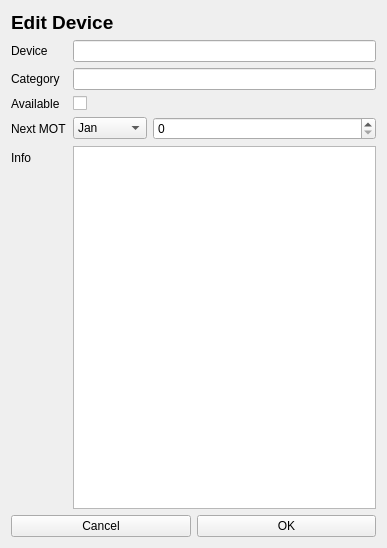
This is ui/inventoryEditor.ui in olk90/pyIM as Qt 5 draws it before an edit. The edited form follows.
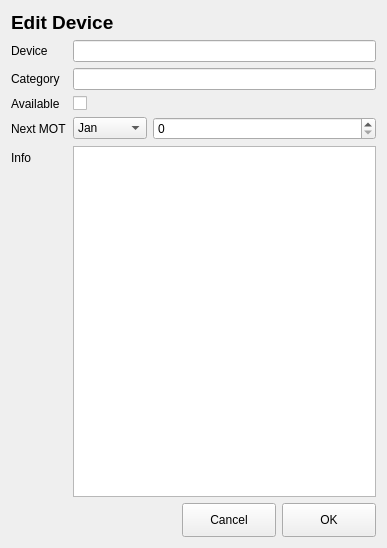
This is the edited form.

Commit message: add/delete button (not yet functional), resized buttons

Patch:
```diff
--- a/ui/inventoryEditor.ui
+++ b/ui/inventoryEditor.ui
@@ -158,8 +158,27 @@
      </item>
      <item>
       <layout class="QHBoxLayout" name="editDeviceButtonLayout">
+       <item>
+        <spacer name="horizontalSpacer">
+         <property name="orientation">
+          <enum>Qt::Horizontal</enum>
+         </property>
+         <property name="sizeHint" stdset="0">
+          <size>
+           <width>40</width>
+           <height>20</height>
+          </size>
+         </property>
+        </spacer>
+       </item>
        <item>
         <widget class="QPushButton" name="cancelDeviceEditButton">
+         <property name="minimumSize">
+          <size>
+           <width>94</width>
+           <height>34</height>
+          </size>
+         </property>
          <property name="text">
           <string>Cancel</string>
          </property>
@@ -167,6 +186,12 @@
        </item>
        <item>
         <widget class="QPushButton" name="confirmDeviceEditButton">
+         <property name="minimumSize">
+          <size>
+           <width>94</width>
+           <height>34</height>
+          </size>
+         </property>
          <property name="text">
           <string>OK</string>
          </property>
```
The commit also changes 4 other files.
